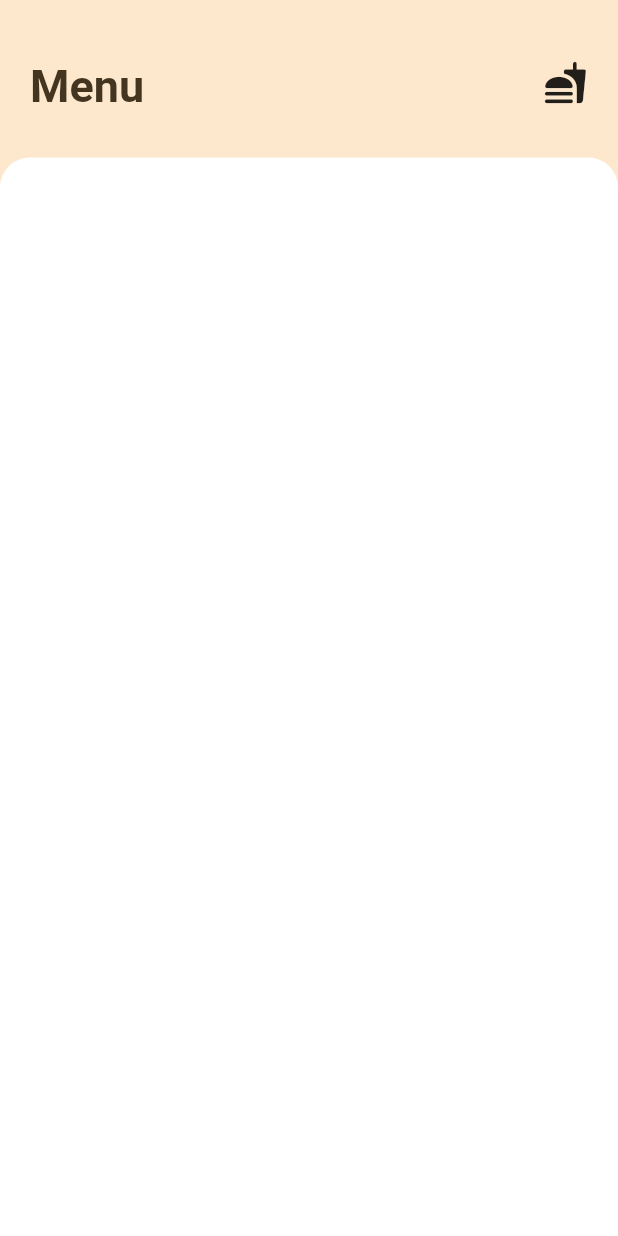
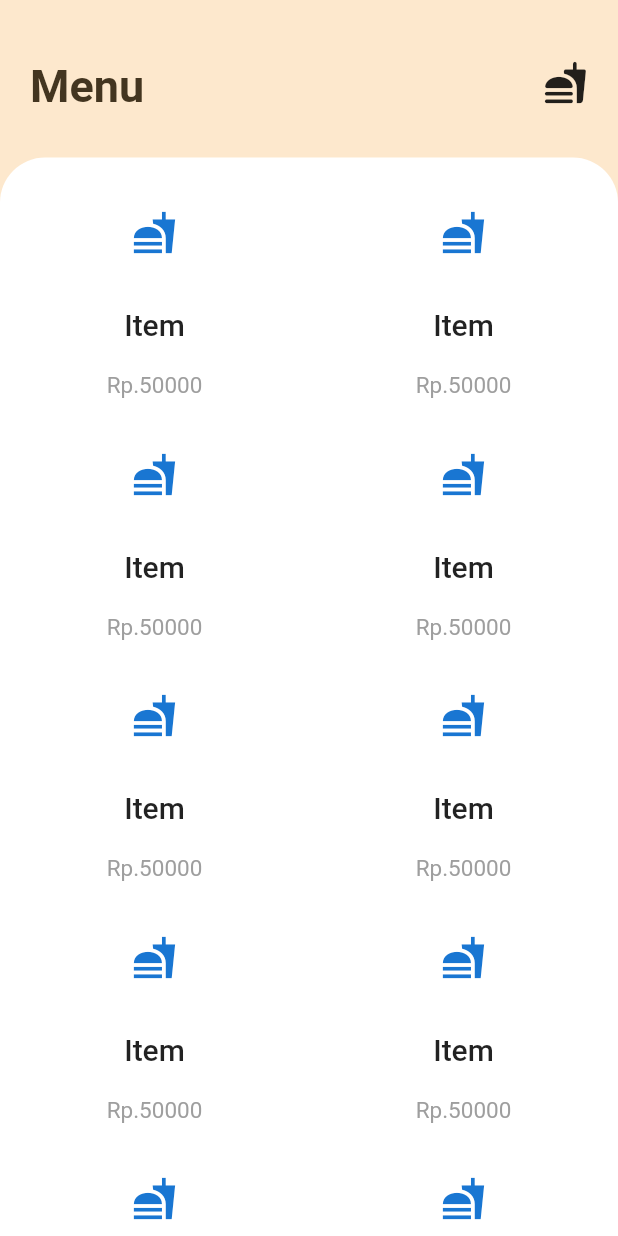
Before and after one commit to PatrickS136/Resto-Menu, a Flutter app: the screen it shows after launch, on a phone screen of 412 x 824 dp. Run offline on Flutter 3.47's test engine with Material 2 defaults, Android fonts, the phone set to English and light mode, and no system bars.

Commit message:
Created ListView for the menu and the menuItem component

```diff
--- /dev/null
+++ b/lib/components/menuItem.dart
@@ -0,0 +1,33 @@
+import 'package:flutter/material.dart';
+import 'package:restomenu/constants.dart';
+
+class MenuItem extends StatelessWidget {
+  @override
+  Widget build(BuildContext context) {
+    return Expanded(
+      child: Column(
+        children: [
+          CircleAvatar(
+            child: Icon(
+              Icons.fastfood_sharp,
+              size: 30,
+            ),
+            radius: 50,
+            backgroundColor: Colors.white,
+          ),
+          Text(
+            "Item",
+            style: kMenuItem,
+          ),
+          SizedBox(
+            height: 20,
+          ),
+          Text(
+            "Rp.50000",
+            style: kPrice,
+          ),
+        ],
+      ),
+    );
+  }
+}
--- /dev/null
+++ b/lib/components/menuRow.dart
@@ -0,0 +1,14 @@
+import 'package:flutter/material.dart';
+import 'menuItem.dart';
+
+class MenuRow extends StatelessWidget {
+  @override
+  Widget build(BuildContext context) {
+    return Row(
+      children: [
+        MenuItem(),
+        MenuItem(),
+      ],
+    );
+  }
+}
--- a/lib/constants.dart
+++ b/lib/constants.dart
@@ -14,7 +14,17 @@ const kMenuTitle = TextStyle(
 const kBottomContainer = BoxDecoration(
   color: Colors.white,
   borderRadius: BorderRadius.only(
-    topLeft: Radius.circular(20),
-    topRight: Radius.circular(20),
+    topLeft: Radius.circular(30),
+    topRight: Radius.circular(30),
   ),
 );
+
+const kMenuItem = TextStyle(
+  fontSize: 20,
+  fontWeight: FontWeight.w500,
+);
+
+const kPrice = TextStyle(
+  color: Colors.grey,
+  fontSize: 15,
+);
--- a/lib/screens/menu.dart
+++ b/lib/screens/menu.dart
@@ -1,5 +1,6 @@
 import 'package:flutter/material.dart';
 import 'package:restomenu/constants.dart';
+import 'package:restomenu/components/menuRow.dart';
 
 class Menu extends StatelessWidget {
   @override
@@ -32,7 +33,14 @@ class Menu extends StatelessWidget {
             Expanded(
               child: Container(
                 child: ListView(
-                  children: [],
+                  children: [
+                    MenuRow(),
+                    MenuRow(),
+                    MenuRow(),
+                    MenuRow(),
+                    MenuRow(),
+                    MenuRow(),
+                  ],
                 ),
                 decoration: kBottomContainer,
               ),
```
